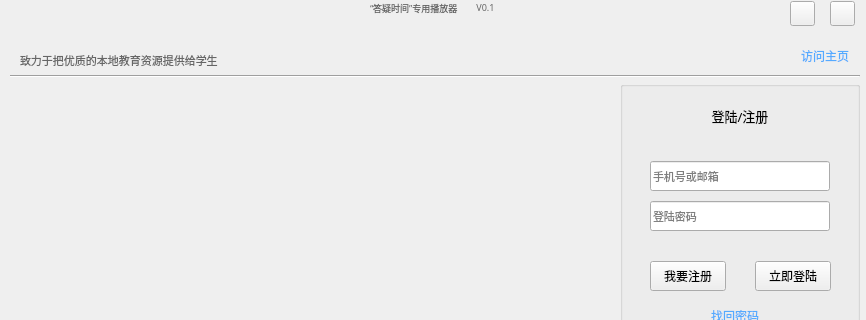
First picture: the form in qatime-studio/loginwindow.ui, repository chuanjiabao1981/qatime-win, before the edit; both pictures show x 0 to 866 and y 0 to 320 of the 866 by 544 pixel window.
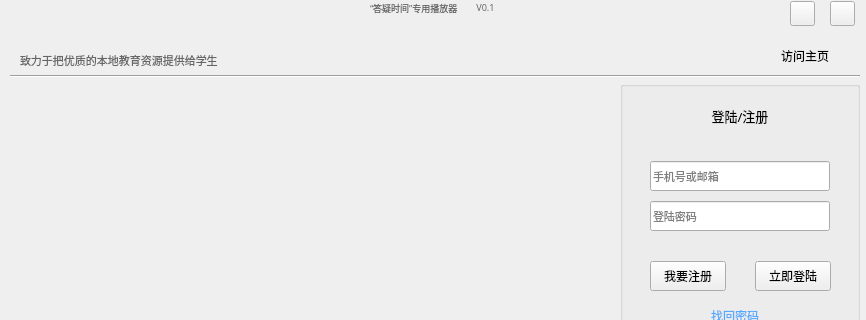
Second picture: the form after the edit. Icons and pictures are not drawn.

```diff
--- a/qatime-studio/loginwindow.ui
+++ b/qatime-studio/loginwindow.ui
@@ -83,7 +83,7 @@
    <widget class="QPushButton" name="homepage_pushBtn">
     <property name="geometry">
      <rect>
-      <x>790</x>
+      <x>770</x>
       <y>41</y>
       <width>70</width>
       <height>30</height>
@@ -98,7 +98,7 @@
      </font>
     </property>
     <property name="styleSheet">
-     <string notr="true">color: rgb(85, 170, 255);</string>
+     <string notr="true"/>
     </property>
     <property name="text">
      <string>访问主页</string>
@@ -599,7 +599,7 @@
     <property name="geometry">
      <rect>
       <x>13</x>
-      <y>2</y>
+      <y>-10</y>
       <width>191</width>
       <height>81</height>
      </rect>
@@ -643,7 +643,7 @@
    <widget class="QLabel" name="label_19">
     <property name="geometry">
      <rect>
-      <x>780</x>
+      <x>760</x>
       <y>46</y>
       <width>20</width>
       <height>20</height>
```
